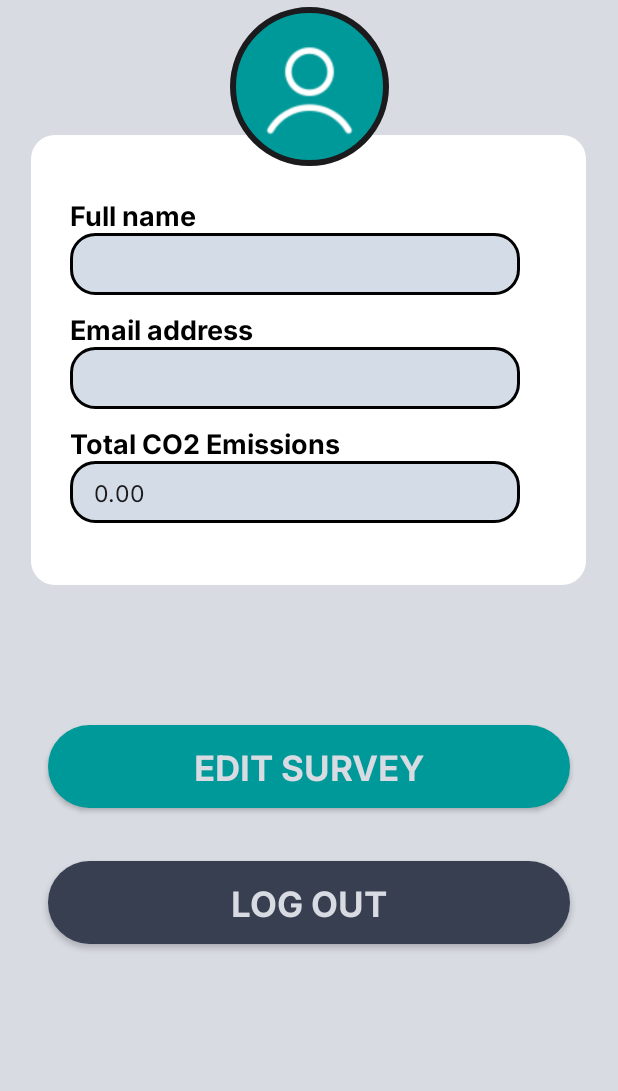
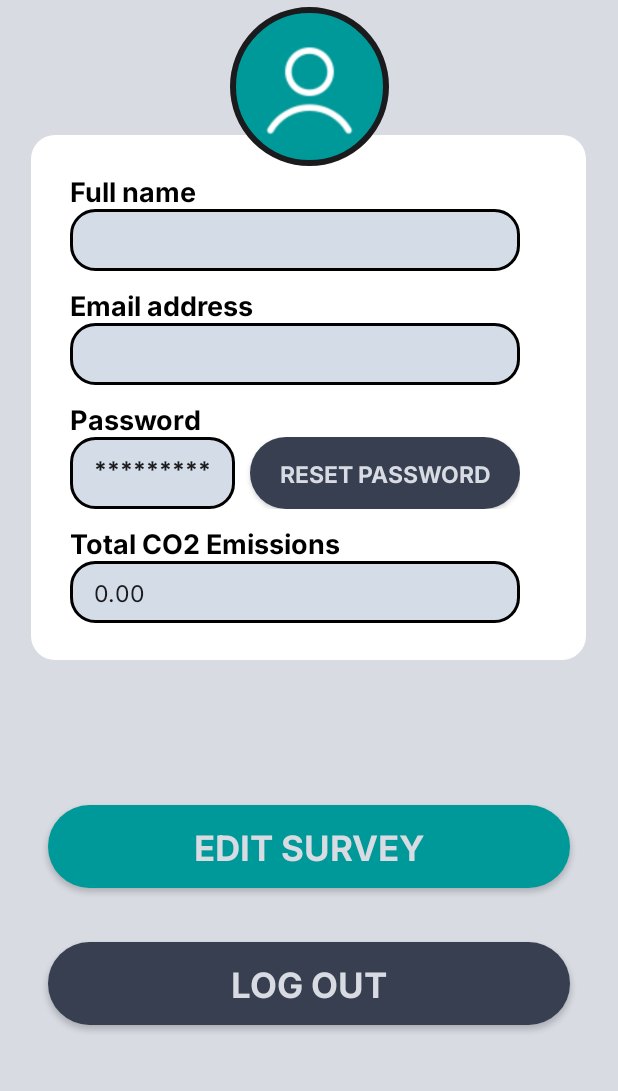
Before and after one commit to shamrita11/Planetze_B07, an Android app: the Account screen opened directly, with no data from a screen before it, on a phone screen of 412 x 824 dp, the part 135-1226 px from its top. Run offline under Robolectric (Android 15) with nearby library versions, the phone set to English and light mode, and no system bars; our stand-ins replace Firebase (no records; nobody signed in at launch, a user with empty details on screens opened directly); 1 statement that could not run was skipped.

Commit message:
feature: reset password

```diff
--- a/app/src/main/res/layout/activity_account.xml
+++ b/app/src/main/res/layout/activity_account.xml
@@ -1,13 +1,14 @@
 <?xml version="1.0" encoding="utf-8"?>
-<androidx.constraintlayout.widget.ConstraintLayout
-    xmlns:android="http://schemas.android.com/apk/res/android"
+<androidx.constraintlayout.widget.ConstraintLayout xmlns:android="http://schemas.android.com/apk/res/android"
     xmlns:app="http://schemas.android.com/apk/res-auto"
     xmlns:tools="http://schemas.android.com/tools"
     android:id="@+id/account"
     android:layout_width="match_parent"
     android:layout_height="match_parent"
     android:background="@color/light_gray"
-    tools:context=".Account">
+    tools:context=".Account"
+    tools:layout_editor_absoluteX="0dp"
+    tools:layout_editor_absoluteY="10dp">
 
     <!-- Logo Image Planetze -->
     <ImageView
@@ -42,7 +43,7 @@
     <LinearLayout
         android:id="@+id/accountinfo"
         android:layout_width="370dp"
-        android:layout_height="300dp"
+        android:layout_height="350dp"
         android:layout_marginTop="180dp"
         android:background="@drawable/rounded_corner_background"
         android:orientation="horizontal"
@@ -103,6 +104,43 @@
                 android:textColor="@color/dark_gray"
                 android:textSize="15sp" />
 
+            <!-- Password Text -->
+            <TextView
+                android:layout_width="300dp"
+                android:layout_height="wrap_content"
+                android:layout_marginTop="10dp"
+                android:fontFamily="@font/inter_bold"
+                android:text="@string/password"
+                android:textColor="@color/black"
+                android:textSize="18sp" />
+
+            <RelativeLayout
+                android:id="@+id/layout_password"
+                android:layout_width="300dp"
+                android:layout_height="wrap_content">
+                <!-- User Password Field -->
+                <TextView
+                    android:layout_width="110dp"
+                    android:layout_height="48dp"
+                    android:background="@drawable/rounded_info_field"
+                    android:fontFamily="@font/inter_bold"
+                    android:text="*********"
+                    android:textColor="@color/dark_gray"
+                    android:textSize="15sp" />
+
+                <!-- Change Password Button -->
+                <Button
+                    android:id="@+id/btn_changePassword"
+                    android:layout_width="200dp"
+                    android:layout_height="48dp"
+                    android:layout_marginStart="120dp"
+                    android:background="@drawable/blue_btn"
+                    android:fontFamily="@font/inter_bold"
+                    android:text="@string/reset_password"
+                    android:textColor="@color/light_gray"
+                    android:textSize="15sp" />
+            </RelativeLayout>
+
             <!-- Total CO2e Text -->
             <TextView
                 android:layout_width="300dp"
@@ -129,14 +167,14 @@
     <RelativeLayout
         android:layout_width="106dp"
         android:layout_height="106dp"
+        android:layout_marginStart="20dp"
         android:layout_marginTop="10dp"
-        android:layout_marginStart="20dp"
         android:layout_marginEnd="20dp"
-        app:layout_constraintTop_toTopOf="parent"
-        app:layout_constraintStart_toStartOf="parent"
         app:layout_constraintBottom_toBottomOf="parent"
         app:layout_constraintEnd_toEndOf="parent"
         app:layout_constraintHorizontal_bias="0.5"
+        app:layout_constraintStart_toStartOf="parent"
+        app:layout_constraintTop_toTopOf="parent"
         app:layout_constraintVertical_bias="0.12">
 
         <!-- Circle Background -->
@@ -173,7 +211,7 @@
         app:layout_constraintHorizontal_bias="0.0"
         app:layout_constraintStart_toStartOf="parent"
         app:layout_constraintTop_toTopOf="parent"
-        app:layout_constraintVertical_bias="0.872" />
+        app:layout_constraintVertical_bias="0.943" />
 
     <!-- Edit Survey Button -->
     <Button
@@ -194,7 +232,7 @@
         app:layout_constraintHorizontal_bias="0.0"
         app:layout_constraintStart_toStartOf="parent"
         app:layout_constraintTop_toTopOf="parent"
-        app:layout_constraintVertical_bias="0.751" />
+        app:layout_constraintVertical_bias="0.822" />
 
 
 </androidx.constraintlayout.widget.ConstraintLayout>
--- a/app/src/main/res/values/strings.xml
+++ b/app/src/main/res/values/strings.xml
@@ -15,4 +15,5 @@
     <string name="conditions">By signing up, you agree to our\nPrivacy Policy and Terms of Service.</string>
     <string name="forgot_password">Forgot Password?</string>
     <string name="OR">----------------- OR -----------------</string>
+    <string name="reset_password">Reset Password</string>
 </resources>
```
Also changed, not shown: app/src/main/java/com/example/planetze/Account.java (+46 -1 lines).
